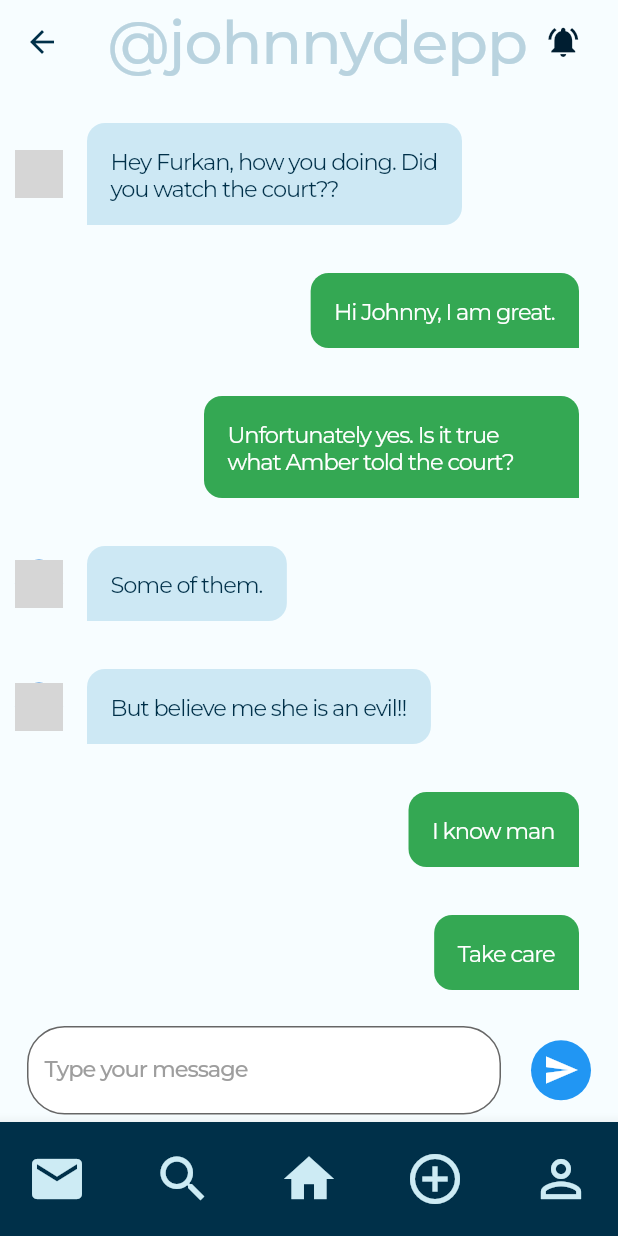
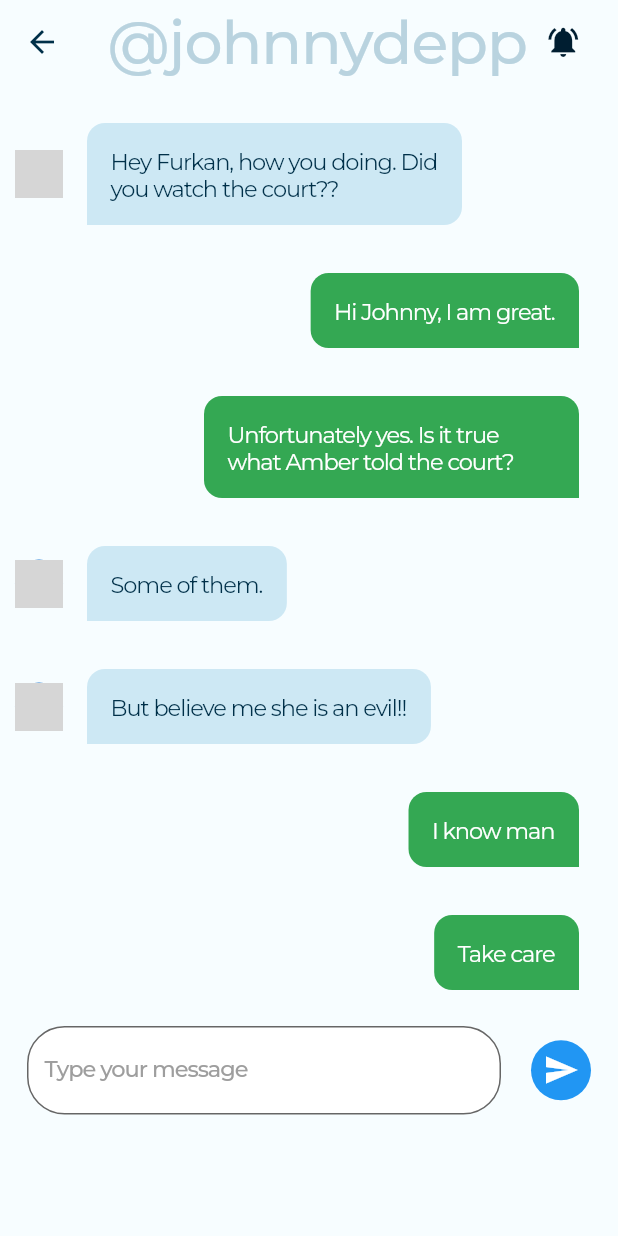
Before and after one commit to egedemirci/ace, a Flutter app: the ChatPage screen opened by its route, on a phone screen of 412 x 824 dp. Run offline on Flutter 3.47's test engine with Material 2 defaults, Android fonts, the phone set to English and light mode, and no system bars; our stand-ins replace bloc, email_validator, equatable, firebase_analytics, firebase_auth, firebase_core and 5 more; accounts and stored records are empty; network calls fail; grey boxes are pictures that could not be loaded.

Commit message:
Removal of Bottom App Bar on Chat Screen

```diff
--- a/project_ace/lib/page_routes/chat.dart
+++ b/project_ace/lib/page_routes/chat.dart
@@ -130,71 +130,6 @@ class _ChatPageState extends State<ChatPage> {
         backgroundColor: AppColors.profileScreenBackgroundColor,
         elevation: 0.0,
       ),
-      bottomNavigationBar: BottomAppBar(
-        color: AppColors.welcomeScreenBackgroundColor,
-        child: Padding(
-          padding: const EdgeInsets.all(10),
-          child: Row(
-            mainAxisAlignment: MainAxisAlignment.center,
-            children: [
-              IconButton(
-                  tooltip: "Messages",
-                  iconSize: 40,
-                  icon: const Icon(
-                    Icons.email,
-                    color: AppColors.userNameColor,
-                  ),
-                  onPressed: () {}),
-              const Spacer(),
-              IconButton(
-                  tooltip: "Search",
-                  iconSize: 40,
-                  icon: const Icon(
-                    Icons.search,
-                    color: AppColors.userNameColor,
-                  ),
-                  onPressed: () {
-                    Navigator.pushNamed(context, Search.routeName);
-                  }),
-              const Spacer(),
-              IconButton(
-                  tooltip: "Home",
-                  iconSize: 40,
-                  icon: const Icon(
-                    Icons.home,
-                    color: AppColors.userNameColor,
-                  ),
-                  onPressed: () {
-                    Navigator.pushNamedAndRemoveUntil(
-                        context, Feed.routeName, (route) => false);
-                  }),
-              const Spacer(),
-              IconButton(
-                  tooltip: "Add Post",
-                  iconSize: 40,
-                  icon: const Icon(
-                    Icons.add_circle_outline,
-                    color: AppColors.userNameColor,
-                  ),
-                  onPressed: () {
-                    Navigator.pushNamed(context, AddPost.routeName);
-                  }),
-              const Spacer(),
-              IconButton(
-                  tooltip: "Profile",
-                  iconSize: 40,
-                  icon: const Icon(
-                    Icons.person_outline,
-                    color: AppColors.userNameColor,
-                  ),
-                  onPressed: () {
-                    Navigator.pushNamedAndRemoveUntil(
-                        context, OwnProfileView.routeName, (route) => false);
-                  }),
-            ],
-          ),
-        ),
-      ),
       backgroundColor: AppColors.profileScreenBackgroundColor,
       extendBodyBehindAppBar: true,
       body: SingleChildScrollView(
```
